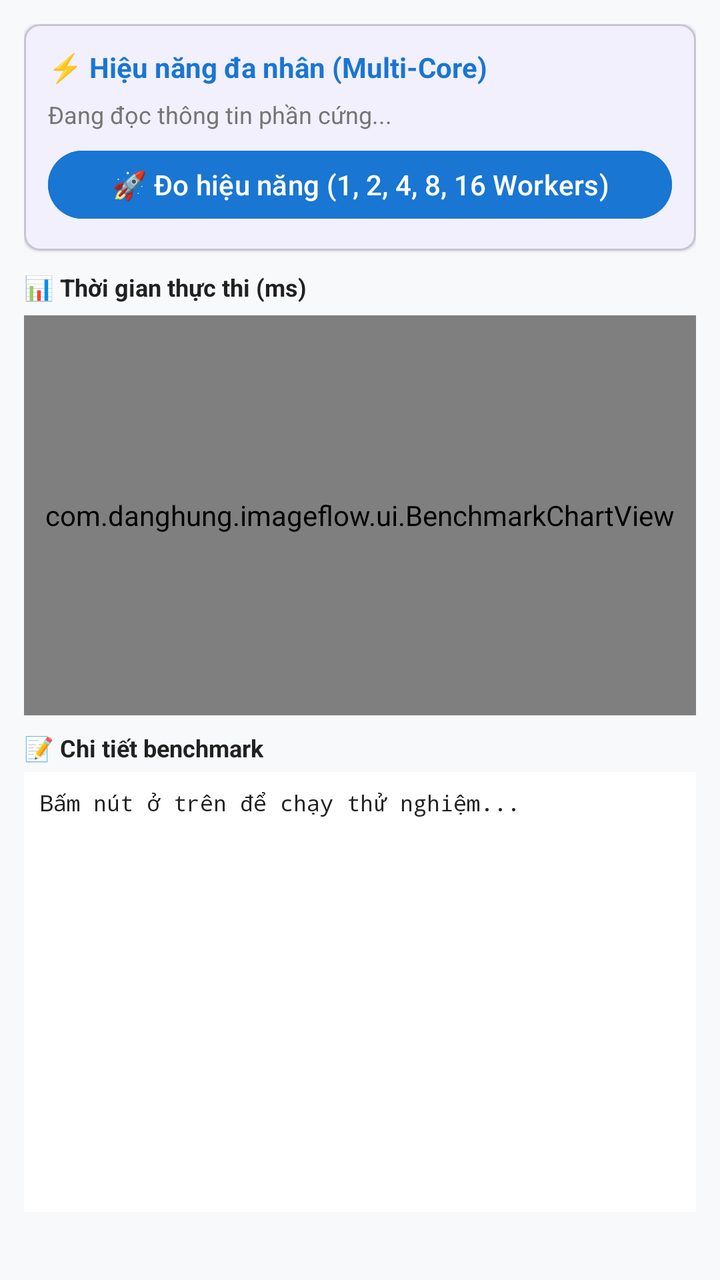
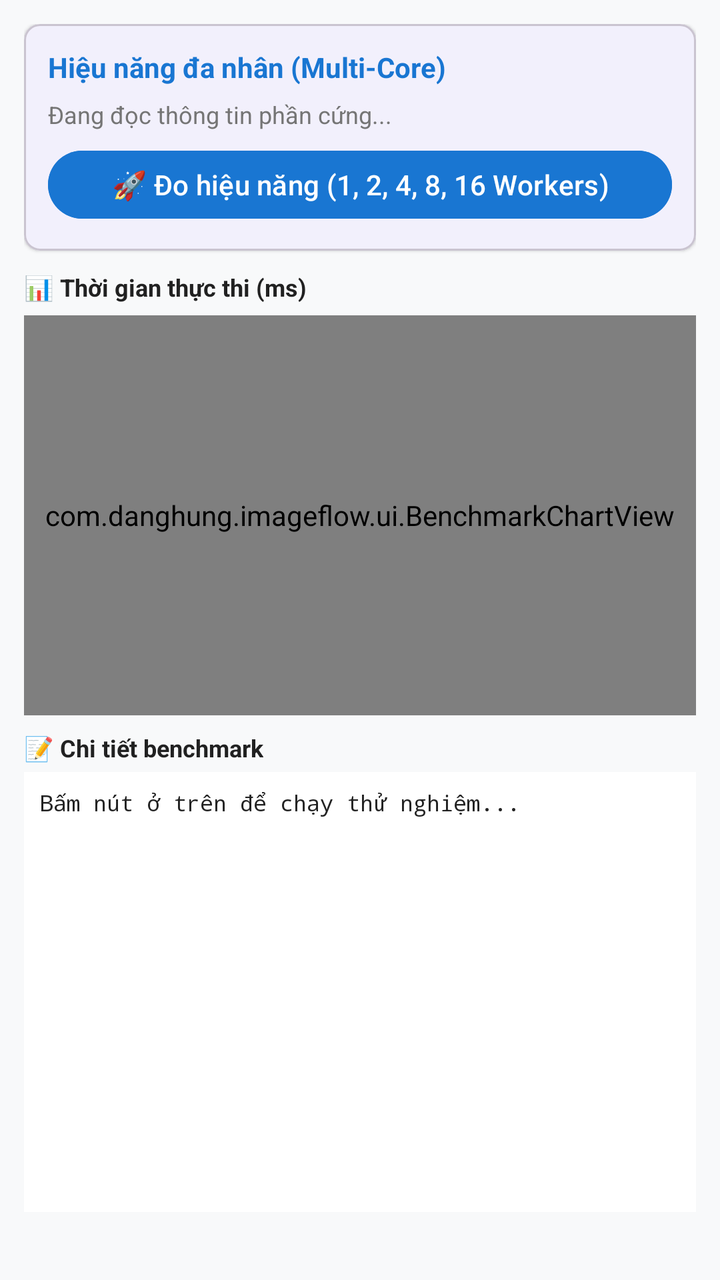

Before-and-after screenshots of an Android layout around one commit, followed by the original layout XML and the change that was made.
<!-- AndroidManifest.xml: application theme Theme.SampleProject -->
<!-- res/layout/fragment_benchmark.xml -->
<?xml version="1.0" encoding="utf-8"?>
<ScrollView
    xmlns:android="http://schemas.android.com/apk/res/android"
    xmlns:app="http://schemas.android.com/apk/res-auto"
    android:layout_width="match_parent"
    android:layout_height="match_parent"
    android:background="#F8F9FA"
    android:fillViewport="true">

    <LinearLayout
        android:layout_width="match_parent"
        android:layout_height="wrap_content"
        android:orientation="vertical"
        android:padding="12dp">

        
        <com.google.android.material.card.MaterialCardView
            android:layout_width="match_parent"
            android:layout_height="wrap_content"
            android:layout_marginBottom="10dp"
            app:cardCornerRadius="8dp"
            app:cardElevation="1dp">

            <LinearLayout
                android:layout_width="match_parent"
                android:layout_height="wrap_content"
                android:orientation="vertical"
                android:padding="12dp">

                <TextView
                    android:layout_width="wrap_content"
                    android:layout_height="wrap_content"
                    android:text="⚡ Hiệu năng đa nhân (Multi-Core)"
                    android:textColor="@color/primary"
                    android:textSize="14sp"
                    android:textStyle="bold" />

                <TextView
                    android:id="@+id/tvCpuInfo"
                    android:layout_width="match_parent"
                    android:layout_height="wrap_content"
                    android:layout_marginVertical="6dp"
                    android:text="Đang đọc thông tin phần cứng..."
                    android:textColor="@color/text_secondary"
                    android:textSize="12sp" />

                <Button
                    android:id="@+id/btnRunBenchmark"
                    android:layout_width="match_parent"
                    android:layout_height="42dp"
                    android:backgroundTint="@color/primary"
                    android:text="🚀 Đo hiệu năng (1, 2, 4, 8, 16 Workers)" />

                <ProgressBar
                    android:id="@+id/pbBenchmark"
                    android:layout_width="wrap_content"
                    android:layout_height="wrap_content"
                    android:layout_gravity="center"
                    android:layout_marginTop="6dp"
                    android:visibility="gone" />

            </LinearLayout>
        </com.google.android.material.card.MaterialCardView>

        
        <TextView
            android:layout_width="wrap_content"
            android:layout_height="wrap_content"
            android:layout_marginBottom="6dp"
            android:text="📊 Thời gian thực thi (ms)"
            android:textColor="@color/text_primary"
            android:textSize="12sp"
            android:textStyle="bold" />

        <com.danghung.imageflow.ui.BenchmarkChartView
            android:id="@+id/benchmarkChart"
            android:layout_width="match_parent"
            android:layout_height="200dp"
            android:layout_marginBottom="8dp" />

        
        <TextView
            android:layout_width="wrap_content"
            android:layout_height="wrap_content"
            android:layout_marginBottom="4dp"
            android:text="📝 Chi tiết benchmark"
            android:textColor="@color/text_primary"
            android:textSize="12sp"
            android:textStyle="bold" />

        <ScrollView
            android:id="@+id/scrollBenchmark"
            android:layout_width="match_parent"
            android:layout_height="220dp"
            android:background="#FFFFFF"
            android:fillViewport="true"
            android:scrollbars="vertical">

            <TextView
                android:id="@+id/tvBenchmarkDetails"
                android:layout_width="match_parent"
                android:layout_height="wrap_content"
                android:fontFamily="monospace"
                android:padding="8dp"
                android:text="Bấm nút ở trên để chạy thử nghiệm..."
                android:textColor="#222222"
                android:textSize="11sp" />

        </ScrollView>

    </LinearLayout>
</ScrollView>
<!-- resources referenced by this layout -->
<resources>
  <color name="primary">#1976D2</color>
  <color name="text_primary">#212121</color>
  <color name="text_secondary">#757575</color>
  <style name="Theme.SampleProject" parent="Base.Theme.SampleProject" />
  <style name="Base.Theme.SampleProject" parent="Theme.Material3.DayNight.NoActionBar">
          <item name="colorPrimary">@color/primary</item>
          <item name="colorPrimaryDark">@color/primary_dark</item>
          <item name="colorAccent">@color/accent</item>
          <item name="android:windowBackground">@color/surface_variant</item>
      </style>
  <color name="primary_dark">#0D47A1</color>
  <color name="accent">#FF6D00</color>
  <color name="surface_variant">#F5F5F5</color>
</resources>

<!-- the commit's change to res/layout/fragment_benchmark.xml (unified diff, before → after) -->
@@ -30,7 +30,7 @@
                 <TextView
                     android:layout_width="wrap_content"
                     android:layout_height="wrap_content"
-                    android:text="⚡ Hiệu năng đa nhân (Multi-Core)"
+                    android:text="Hiệu năng đa nhân (Multi-Core)"
                     android:textColor="@color/primary"
                     android:textSize="14sp"
                     android:textStyle="bold" />
